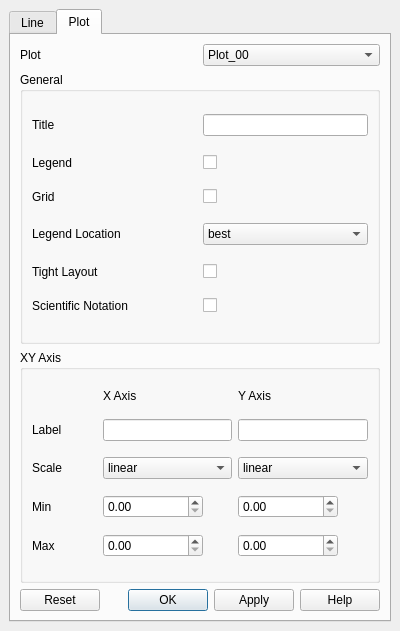
The window that resources/ui/plot_dock.ui (tugatoconhelado/lab_analyzer) describes before a commit, drawn with Qt 5.
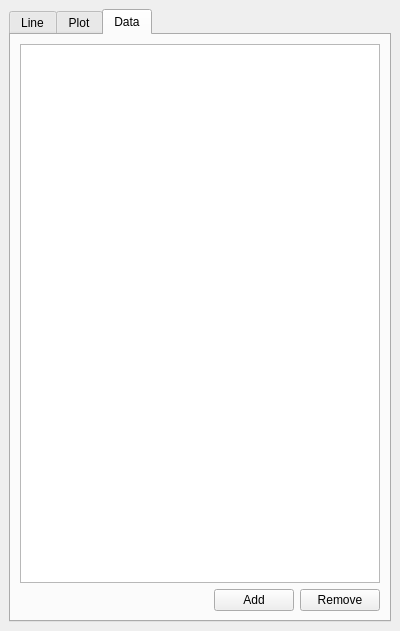
The same window after the commit. The open tabs and pages were chosen to show the change. Icons and pictures are not drawn.

Commit message: Created PlotManager and reformulated plot lifecycle

Diff of the .ui file:
```diff
--- a/resources/ui/plot_dock.ui
+++ b/resources/ui/plot_dock.ui
@@ -615,6 +615,47 @@
         </item>
        </layout>
       </widget>
+      <widget class="QWidget" name="data_widget">
+       <attribute name="title">
+        <string>Data</string>
+       </attribute>
+       <layout class="QVBoxLayout" name="verticalLayout_5">
+        <item>
+         <widget class="QListWidget" name="listWidget"/>
+        </item>
+        <item>
+         <layout class="QHBoxLayout" name="horizontalLayout_2">
+          <item>
+           <spacer name="horizontalSpacer">
+            <property name="orientation">
+             <enum>Qt::Horizontal</enum>
+            </property>
+            <property name="sizeHint" stdset="0">
+             <size>
+              <width>40</width>
+              <height>20</height>
+             </size>
+            </property>
+           </spacer>
+          </item>
+          <item>
+           <widget class="QPushButton" name="add_dataset_button">
+            <property name="text">
+             <string>Add</string>
+            </property>
+           </widget>
+          </item>
+          <item>
+           <widget class="QPushButton" name="remove_dataset_button">
+            <property name="text">
+             <string>Remove</string>
+            </property>
+           </widget>
+          </item>
+         </layout>
+        </item>
+       </layout>
+      </widget>
      </widget>
     </item>
    </layout>
```
Left out of the diff: 10 changed lines with no effect on the pictures. The commit also changes 18 other files.
